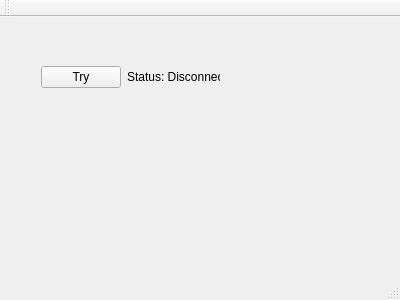
Above: HOST_QT/mainwindow.ui from lisitsynSA/inter before the change. Below: the same form after it.
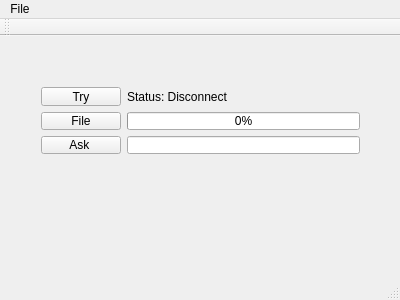
That is the form after the change.

What changed in the file:
```diff
--- a/HOST_QT/mainwindow.ui
+++ b/HOST_QT/mainwindow.ui
@@ -18,14 +18,22 @@
     <property name="geometry">
      <rect>
       <x>30</x>
-      <y>20</y>
-      <width>201</width>
-      <height>80</height>
+      <y>40</y>
+      <width>341</width>
+      <height>89</height>
      </rect>
     </property>
+    <layout class="QVBoxLayout" name="verticalLayout">
+     <item>
     <layout class="QHBoxLayout" name="horizontalLayout">
      <item>
       <widget class="QPushButton" name="tryButton">
+         <property name="maximumSize">
+          <size>
+           <width>100</width>
+           <height>16777215</height>
+          </size>
+         </property>
        <property name="text">
         <string>Try</string>
        </property>
@@ -41,6 +49,66 @@
        </property>
       </widget>
      </item>
+       <item>
+        <spacer name="horizontalSpacer">
+         <property name="orientation">
+          <enum>Qt::Horizontal</enum>
+         </property>
+         <property name="sizeHint" stdset="0">
+          <size>
+           <width>40</width>
+           <height>20</height>
+          </size>
+         </property>
+        </spacer>
+       </item>
+      </layout>
+     </item>
+     <item>
+      <layout class="QHBoxLayout" name="horizontalLayout_3">
+       <item>
+        <widget class="QPushButton" name="fileButton">
+         <property name="maximumSize">
+          <size>
+           <width>100</width>
+           <height>16777215</height>
+          </size>
+         </property>
+         <property name="text">
+          <string>File</string>
+         </property>
+        </widget>
+       </item>
+       <item>
+        <widget class="QProgressBar" name="progressBar">
+         <property name="value">
+          <number>0</number>
+         </property>
+        </widget>
+       </item>
+      </layout>
+     </item>
+     <item>
+      <layout class="QHBoxLayout" name="horizontalLayout_4">
+       <item>
+        <widget class="QPushButton" name="askButton">
+         <property name="text">
+          <string>Ask </string>
+         </property>
+        </widget>
+       </item>
+       <item>
+        <widget class="QLineEdit" name="lineEdit">
+         <property name="enabled">
+          <bool>true</bool>
+         </property>
+         <property name="readOnly">
+          <bool>true</bool>
+         </property>
+        </widget>
+       </item>
+      </layout>
+     </item>
     </layout>
    </widget>
   </widget>
@@ -53,6 +121,12 @@
      <height>21</height>
     </rect>
    </property>
+   <widget class="QMenu" name="menuFile">
+    <property name="title">
+     <string>File</string>
+    </property>
+   </widget>
+   <addaction name="menuFile"/>
   </widget>
   <widget class="QToolBar" name="mainToolBar">
    <attribute name="toolBarArea">
```
Left out of the diff: 2 changed lines with no effect on the pictures. Lines whose indentation alone changed are shown as unchanged.
